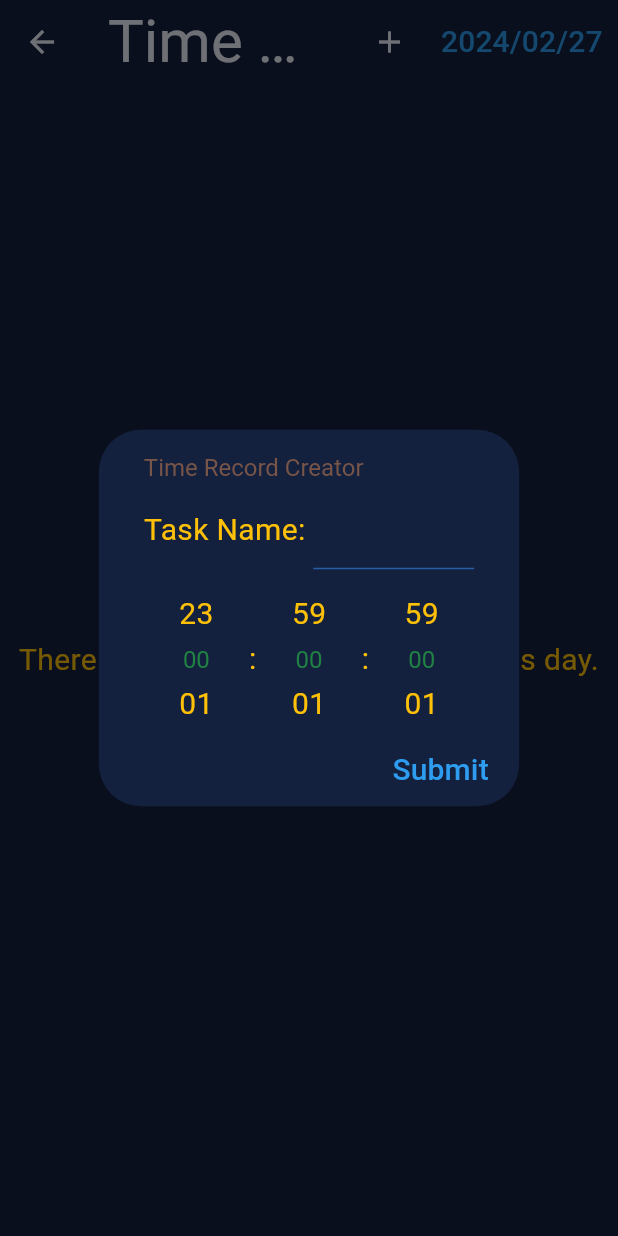
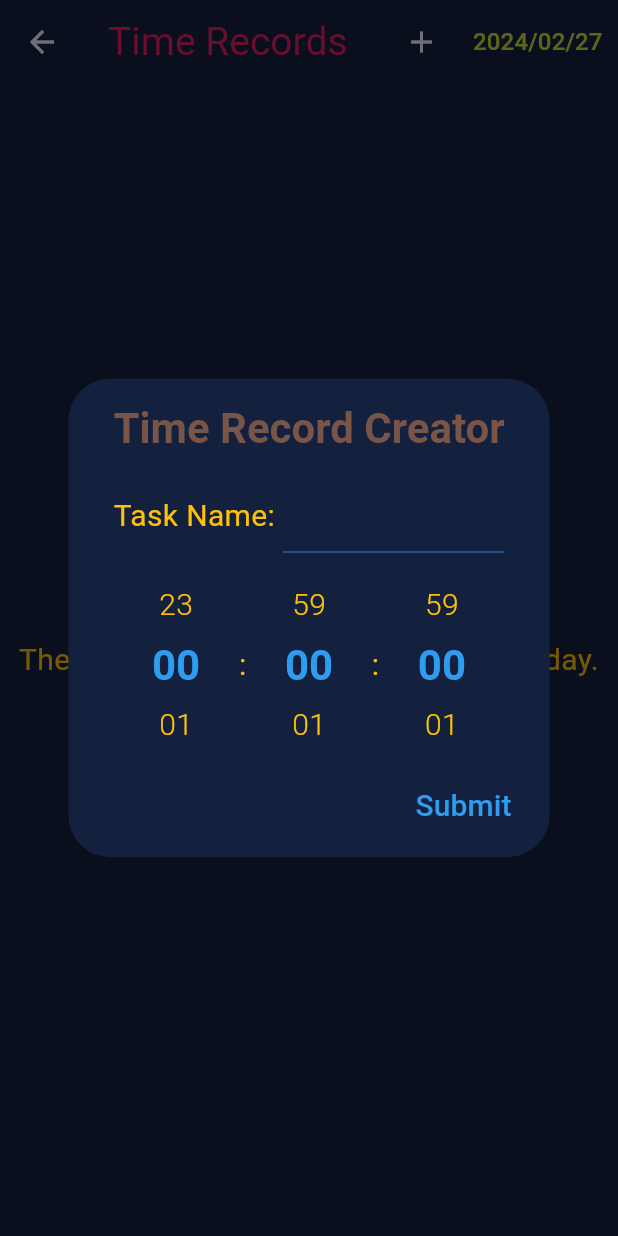
Before and after one commit to VFMiracle/Projeto-App-v0.3, a Flutter app: the TimeRecordPanelView screen opened directly, after a tap on the "add" icon, on a phone screen of 412 x 824 dp. Run offline on Flutter 3.47's test engine with Material 3 defaults, Android fonts, the phone set to English and light mode, and no system bars; drawn by our look-alikes of numberpicker; our stand-ins replace flutter_local_notifications, sqflite; accounts and stored records are empty.

Commit message:
Estilização do Time Editor View Finalizada
Além disso, a descrição dos Styling Patterns foi adicionada às Project Notes.

```diff
--- a/lib/views/routes/time_record_panel_view.dart
+++ b/lib/views/routes/time_record_panel_view.dart
@@ -56,7 +56,12 @@ class _TimeRecordPanelViewState extends State<TimeRecordPanelView>{
             builder: _buildDateSelector,
           ),
         ],
-        title: const Text("Time Records"),
+        title: Text(
+          "Time Records",
+          style: Theme.of(context).textTheme.titleLarge!.copyWith(
+            fontSize: 26
+          )
+        ),
       ),
       body: Consumer<TimeRecordPanelRecordsNotifier>(
         builder: (BuildContext context, TimeRecordPanelRecordsNotifier timeRecordsNotifier, Widget? child){
@@ -81,7 +86,9 @@ class _TimeRecordPanelViewState extends State<TimeRecordPanelView>{
       }),
       child: Text(
         DateTimeUtils().mapDateToDisplayString(selDateNotifier.selDate),
-        /* style: TextStyle(color: Theme.of(context).colorScheme.onPrimary), */
+        style: Theme.of(context).textTheme.labelLarge!.copyWith(
+          fontSize: 16
+        ),
       ),
     );
   }
--- a/lib/views/widgets/reusable/time_editor_view.dart
+++ b/lib/views/widgets/reusable/time_editor_view.dart
@@ -36,8 +36,11 @@ class TimeEditorViewState extends State<TimeEditorView>{
           ),
         ),
       ],
-      actionsPadding: const EdgeInsets.fromLTRB(0, 5, 10, 0),
-      content: _buildContent(context),
+      actionsPadding: const EdgeInsets.fromLTRB(0, 0, 15, 10),
+      content: Padding(
+        padding: const EdgeInsets.symmetric(vertical: 10),
+        child: _buildContent(context),
+      ),
       contentPadding: const EdgeInsets.fromLTRB(30, 0, 30, 0),
       title: Text(
         widget._title,
@@ -93,13 +96,17 @@ class TimeEditorViewState extends State<TimeEditorView>{
         builder: (BuildContext context, TimeEditorTimeUnitNotifier timeUnitNtfr, Widget? child){
           return NumberPicker(
             infiniteLoop: true,
-            itemHeight: 30,
-            itemWidth: 70,
+            itemHeight: 40,
+            itemWidth: 50,
             maxValue: timeUnit.valueToGreaterUnit - 1,
             minValue: 0,
             onChanged: (int newValue) => widget._model.getTimeUnitNotifier(timeUnit).value = newValue,
-            /* selectedTextStyle: Theme.of(context).textTheme.headlineMedium, */
-            /* textStyle: Theme.of(context).textTheme.headlineSmall, */
+            selectedTextStyle: Theme.of(context).textTheme.headlineSmall!.copyWith(
+              color: Theme.of(context).colorScheme.primary,
+            ),
+            textStyle: Theme.of(context).textTheme.bodyMedium!.copyWith(
+              fontWeight: FontWeight.w300,
+            ),
             value: widget._model.getTimeUnitNotifier(timeUnit).value,
             zeroPad: true,
           );
--- a/project_notes/A Fazer.txt
+++ b/project_notes/A Fazer.txt
@@ -5,7 +5,8 @@ THINGS TO DO:
 			- Analyse where each placeholder Color of the Scheme is being used and determine what actual Color should be used in that place.
 			- Make the Secondary and Error Colors be applied somewhere in the App so they can be seen in action.
 			- Determine what should be done about the On Secondary and On Error Colors of the Color Scheme, since they're required for it's constructor.
+		*- Determine if and how the Main Theme should incorporate a Theme Widget for App Bar Actions throughout the App.
 		- Remake the App's Text Theme.
 			- Determine how the text troughout the App should be styled considering the Text Theme and Widget specific stylings.
-				*- Determine how the Time Editor View's Number Picker should be styled considering the default Styles it uses and the styling standards throughout the App.
+				- Determine how the Time Editor View's Number Picker should be styled considering the default Styles it uses and the styling standards throughout the App.
 	- Add a Search Bar to the Cronometer Panel.
```
Also changed, not shown: lib/themes/main_theme.dart (+4 -3 lines), project_notes/Regras do Projeto.txt (+8 -0 lines).
